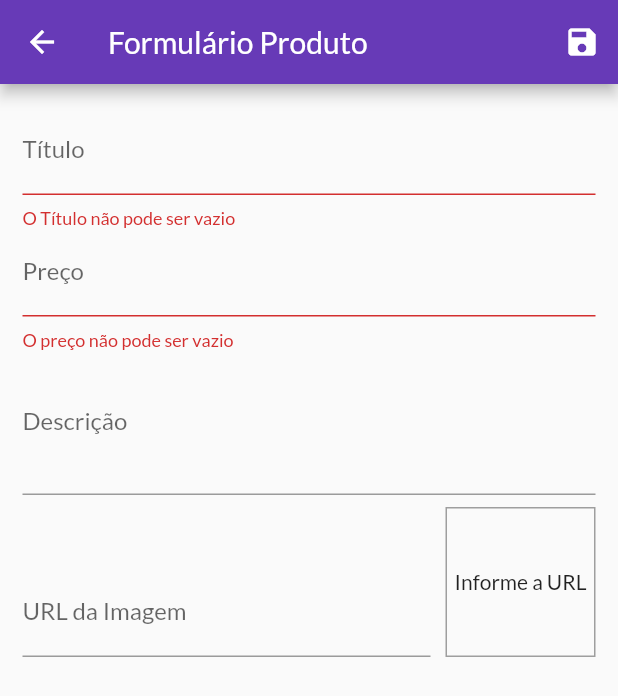
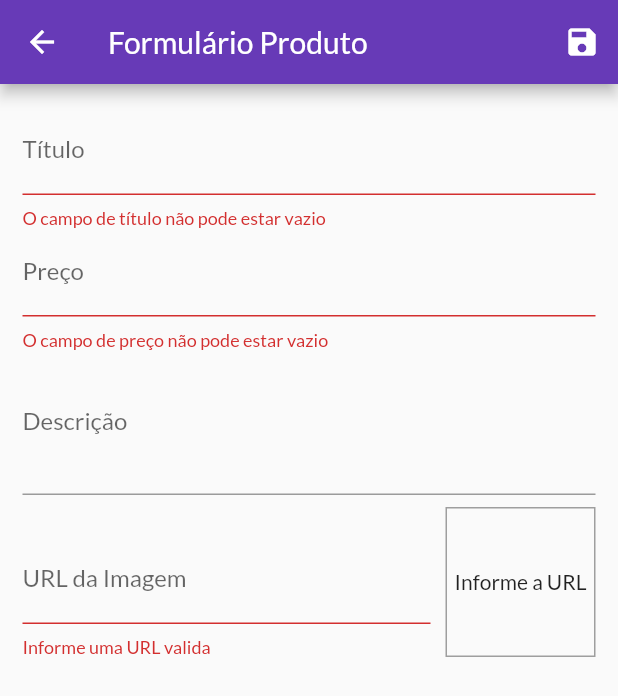
Before and after one commit to yuredev/flutter-shop, a Flutter app: the ProductFormScreen screen opened by its route, after a tap on the "save" icon, on a phone screen of 412 x 824 dp. Shown: the top 696 px of the screen. Run offline on Flutter 3.47's test engine with Material 2 defaults, Android fonts, the phone set to English and light mode, and no system bars; network calls fail.

Commit message:
image url validation added

```diff
--- a/lib/screens/product_form_screen.dart
+++ b/lib/screens/product_form_screen.dart
@@ -25,8 +25,23 @@ class _ProductFormScreenState extends State<ProductFormScreen> {
     _imageUrlFocusNode.addListener(_updateImage);
   }
 
+  bool _imageUrlIsValid(String url) {
+    bool startWithHttp = url.toLowerCase().startsWith('http://');
+    bool startWithHttps = url.toLowerCase().startsWith('https://');
+    bool protocolIsValid = startWithHttp || startWithHttps;
+
+    bool endsWithPng = url.toLowerCase().endsWith('.png');
+    bool endsWithJpg = url.toLowerCase().endsWith('.jpg');
+    bool endsWithJpeg = url.toLowerCase().endsWith('.jpeg');
+    bool imageExtensionIsValid = endsWithPng || endsWithJpg || endsWithJpeg;
+
+    return protocolIsValid && imageExtensionIsValid;
+  }
+
   void _updateImage() {
-    setState(() {});
+    if (_imageUrlIsValid(_imageUrlController.text)) {
+      setState(() {});
+    }
   }
 
   @override
@@ -52,6 +67,7 @@ class _ProductFormScreenState extends State<ProductFormScreen> {
         id: Random().nextDouble().toString(),
       );
       Provider.of<Products>(context, listen: false).addProduct(newProduct);
+      Navigator.of(context).pop();
     }
   }
 
@@ -63,7 +79,9 @@ class _ProductFormScreenState extends State<ProductFormScreen> {
         actions: [
           IconButton(
             icon: Icon(Icons.save),
-            onPressed: () => _saveForm(),
+            onPressed: () {
+              _saveForm();
+            },
           )
         ],
       ),
@@ -96,7 +114,7 @@ class _ProductFormScreenState extends State<ProductFormScreen> {
                 validator: (title) {
                   // trim(): tira espaços em branco
                   if (title.trim().isEmpty) {
-                    return 'O Título não pode ser vazio';
+                    return 'O campo de título não pode estar vazio';
                   } else if (title.trim().length < 3) {
                     return 'O Título deve conter no mínimo 3 caracteres';
                   }
@@ -121,8 +139,8 @@ class _ProductFormScreenState extends State<ProductFormScreen> {
                 onSaved: (value) => _formData['price'] = double.parse(value),
                 validator: (price) {
                   if (price.trim().isEmpty) {
-                    return 'O preço não pode ser vazio';
-                  } else if (double.parse(price.trim()) == 0) {
+                    return 'O campo de preço não pode estar vazio';
+                  } else if (double.tryParse(price.trim()) <= 0) {
                     return 'O produto não pode ser gratuito';
                   }
                   return null;
@@ -153,10 +171,17 @@ class _ProductFormScreenState extends State<ProductFormScreen> {
                       textInputAction: TextInputAction.done,
                       focusNode: _imageUrlFocusNode,
                       controller: _imageUrlController,
-                      onFieldSubmitted: (_) {
-                        _saveForm();
+                      onFieldSubmitted: (_) => _saveForm(),
+                      onSaved: (value) => _formData['image-url'] = value,
+                      validator: (url) {
+                        bool isNotEmpty = url.trim().isNotEmpty;
+                        bool isValid = _imageUrlIsValid(url);
+
+                        if (isNotEmpty && isValid) {
+                          return null;
+                        }
+                        return 'Informe uma URL valida';
                       },
-                      onSaved: (value) => _formData['image-url'] = value,
                     ),
                   ),
                   Container(
```
